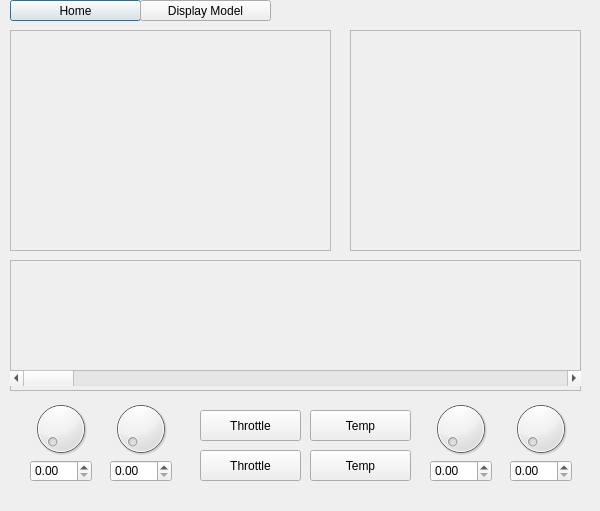
First picture: the form in src/Win/Argous Qt code base/ArgouseBaseSoftware/tripdata.ui, repository Wabinabi/Argos, before the edit.
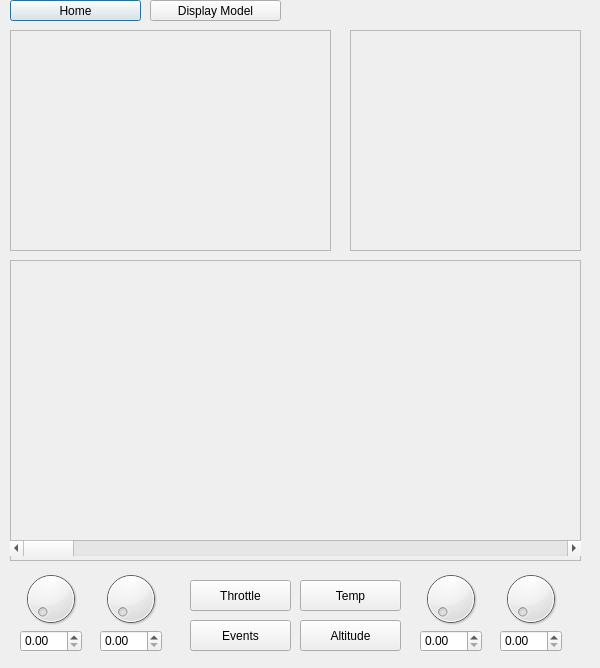
Second picture: the form after the edit.

```diff
--- a/src/Win/Argous Qt code base/ArgouseBaseSoftware/tripdata.ui
+++ b/src/Win/Argous Qt code base/ArgouseBaseSoftware/tripdata.ui
@@ -7,7 +7,7 @@
     <x>0</x>
     <y>0</y>
     <width>600</width>
-    <height>511</height>
+    <height>668</height>
    </rect>
   </property>
   <property name="windowTitle">
@@ -29,7 +29,7 @@
   <widget class="QPushButton" name="DisplayModel">
    <property name="geometry">
     <rect>
-     <x>140</x>
+     <x>150</x>
      <y>0</y>
      <width>131</width>
      <height>21</height>
@@ -77,7 +77,7 @@
      <x>10</x>
      <y>260</y>
      <width>571</width>
-     <height>131</height>
+     <height>301</height>
     </rect>
    </property>
    <property name="frameShape">
@@ -90,7 +90,7 @@
     <property name="geometry">
      <rect>
       <x>0</x>
-      <y>110</y>
+      <y>280</y>
       <width>571</width>
       <height>16</height>
      </rect>
@@ -99,12 +99,23 @@
      <enum>Qt::Horizontal</enum>
     </property>
    </widget>
+   <widget class="QWidget" name="verticalLayoutWidget">
+    <property name="geometry">
+     <rect>
+      <x>9</x>
+      <y>10</y>
+      <width>551</width>
+      <height>261</height>
+     </rect>
+    </property>
+    <layout class="QVBoxLayout" name="graphDisp"/>
+   </widget>
   </widget>
   <widget class="QPushButton" name="pushButton">
    <property name="geometry">
     <rect>
-     <x>310</x>
-     <y>410</y>
+     <x>300</x>
+     <y>580</y>
      <width>101</width>
      <height>31</height>
     </rect>
@@ -116,8 +127,8 @@
   <widget class="QPushButton" name="pushButton_3">
    <property name="geometry">
     <rect>
-     <x>200</x>
-     <y>410</y>
+     <x>190</x>
+     <y>580</y>
      <width>101</width>
      <height>31</height>
     </rect>
@@ -129,8 +140,8 @@
   <widget class="QDial" name="dial">
    <property name="geometry">
     <rect>
-     <x>30</x>
-     <y>393</y>
+     <x>20</x>
+     <y>563</y>
      <width>61</width>
      <height>71</height>
     </rect>
@@ -139,8 +150,8 @@
   <widget class="QDoubleSpinBox" name="doubleSpinBox">
    <property name="geometry">
     <rect>
-     <x>30</x>
-     <y>460</y>
+     <x>20</x>
+     <y>630</y>
      <width>62</width>
      <height>22</height>
     </rect>
@@ -149,8 +160,8 @@
   <widget class="QDial" name="dial_2">
    <property name="geometry">
     <rect>
-     <x>110</x>
-     <y>393</y>
+     <x>100</x>
+     <y>563</y>
      <width>61</width>
      <height>71</height>
     </rect>
@@ -159,8 +170,8 @@
   <widget class="QDoubleSpinBox" name="doubleSpinBox_2">
    <property name="geometry">
     <rect>
-     <x>110</x>
-     <y>460</y>
+     <x>100</x>
+     <y>630</y>
      <width>62</width>
      <height>22</height>
     </rect>
@@ -169,8 +180,8 @@
   <widget class="QDial" name="dial_3">
    <property name="geometry">
     <rect>
-     <x>430</x>
-     <y>393</y>
+     <x>420</x>
+     <y>563</y>
      <width>61</width>
      <height>71</height>
     </rect>
@@ -179,8 +190,8 @@
   <widget class="QDoubleSpinBox" name="doubleSpinBox_3">
    <property name="geometry">
     <rect>
-     <x>510</x>
-     <y>460</y>
+     <x>500</x>
+     <y>630</y>
      <width>62</width>
      <height>22</height>
     </rect>
@@ -189,8 +200,8 @@
   <widget class="QDial" name="dial_4">
    <property name="geometry">
     <rect>
-     <x>510</x>
-     <y>393</y>
+     <x>500</x>
+     <y>563</y>
      <width>61</width>
      <height>71</height>
     </rect>
@@ -199,8 +210,8 @@
   <widget class="QDoubleSpinBox" name="doubleSpinBox_4">
    <property name="geometry">
     <rect>
-     <x>430</x>
-     <y>460</y>
+     <x>420</x>
+     <y>630</y>
      <width>62</width>
      <height>22</height>
     </rect>
@@ -209,27 +220,27 @@
   <widget class="QPushButton" name="pushButton_5">
    <property name="geometry">
     <rect>
-     <x>200</x>
-     <y>450</y>
+     <x>190</x>
+     <y>620</y>
      <width>101</width>
      <height>31</height>
     </rect>
    </property>
    <property name="text">
-    <string>Throttle</string>
+    <string>Events</string>
    </property>
   </widget>
   <widget class="QPushButton" name="pushButton_6">
    <property name="geometry">
     <rect>
-     <x>310</x>
-     <y>450</y>
+     <x>300</x>
+     <y>620</y>
      <width>101</width>
      <height>31</height>
     </rect>
    </property>
    <property name="text">
-    <string>Temp</string>
+    <string>Altitude</string>
    </property>
   </widget>
  </widget>
```
